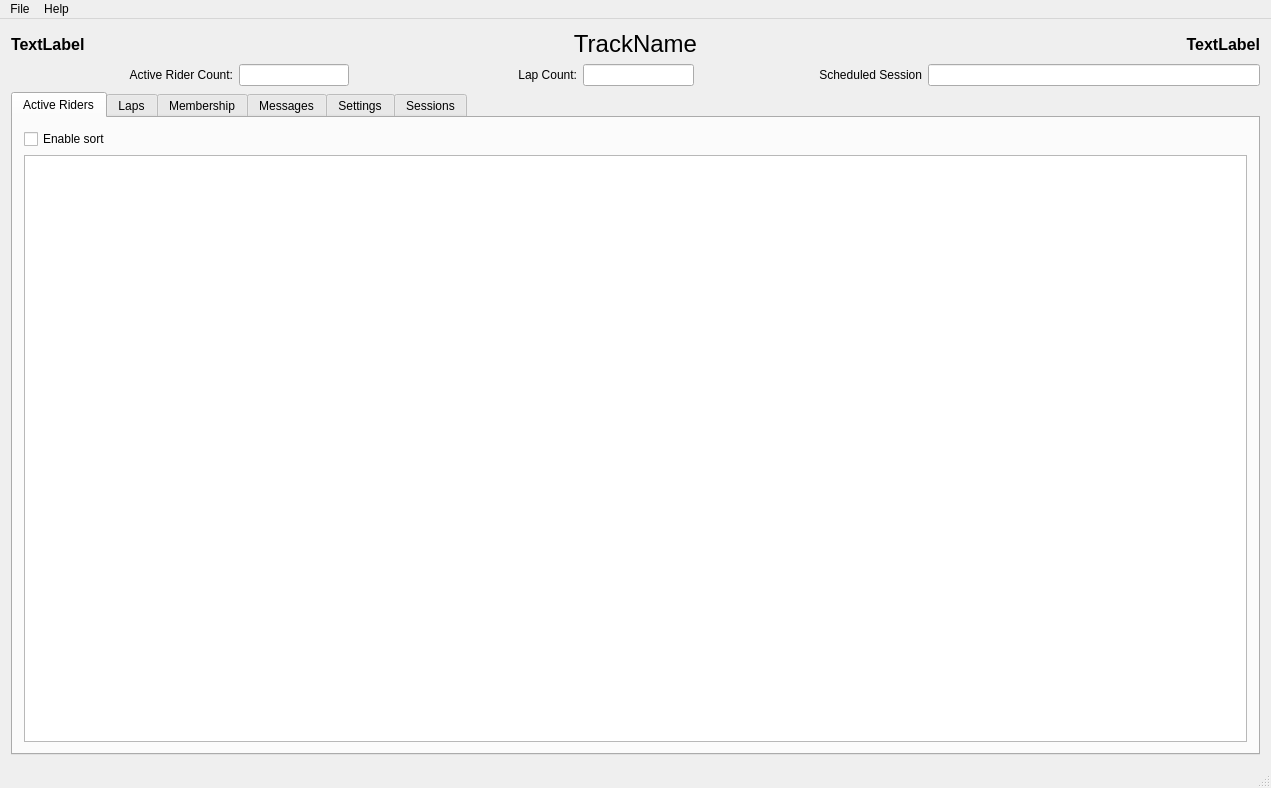
First picture: the form in src/mainwindow.ui, repository mbuckaway/laps, before the edit.
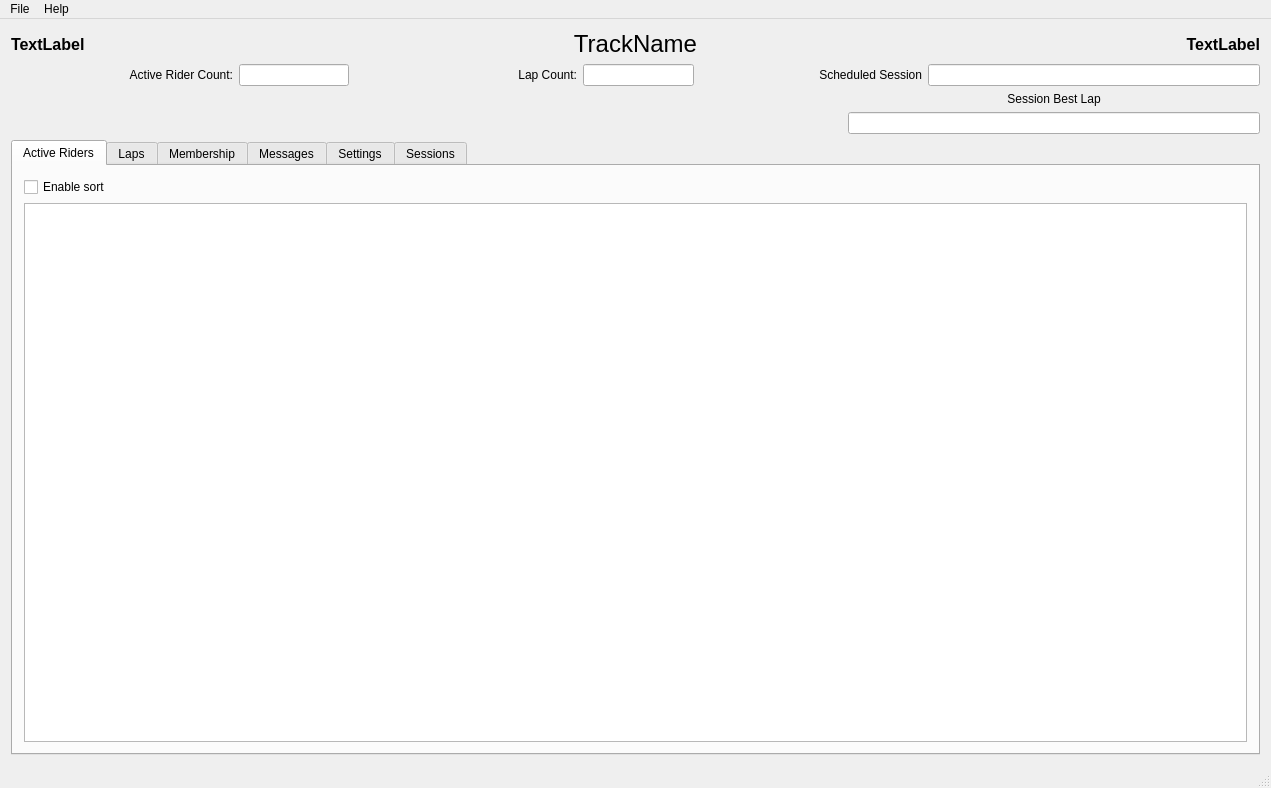
Second picture: the form after the edit.

```diff
--- a/src/mainwindow.ui
+++ b/src/mainwindow.ui
@@ -161,7 +161,43 @@
       </item>
      </layout>
     </item>
-    <item row="2" column="0" colspan="3">
+    <item row="2" column="2">
+     <layout class="QVBoxLayout" name="verticalLayout">
+      <item>
+       <widget class="QLabel" name="sessionBestLapLabel">
+        <property name="sizePolicy">
+         <sizepolicy hsizetype="Expanding" vsizetype="Preferred">
+          <horstretch>10</horstretch>
+          <verstretch>0</verstretch>
+         </sizepolicy>
+        </property>
+        <property name="text">
+         <string>Session Best Lap</string>
+        </property>
+        <property name="alignment">
+         <set>Qt::AlignCenter</set>
+        </property>
+       </widget>
+      </item>
+      <item>
+       <widget class="QLineEdit" name="sessionBestLapLineEdit">
+        <property name="sizePolicy">
+         <sizepolicy hsizetype="Expanding" vsizetype="Fixed">
+          <horstretch>10</horstretch>
+          <verstretch>0</verstretch>
+         </sizepolicy>
+        </property>
+        <property name="text">
+         <string/>
+        </property>
+        <property name="alignment">
+         <set>Qt::AlignCenter</set>
+        </property>
+       </widget>
+      </item>
+     </layout>
+    </item>
+    <item row="3" column="0" colspan="3">
      <widget class="QTabWidget" name="tabWidget">
       <property name="sizePolicy">
        <sizepolicy hsizetype="Expanding" vsizetype="Expanding">
```
